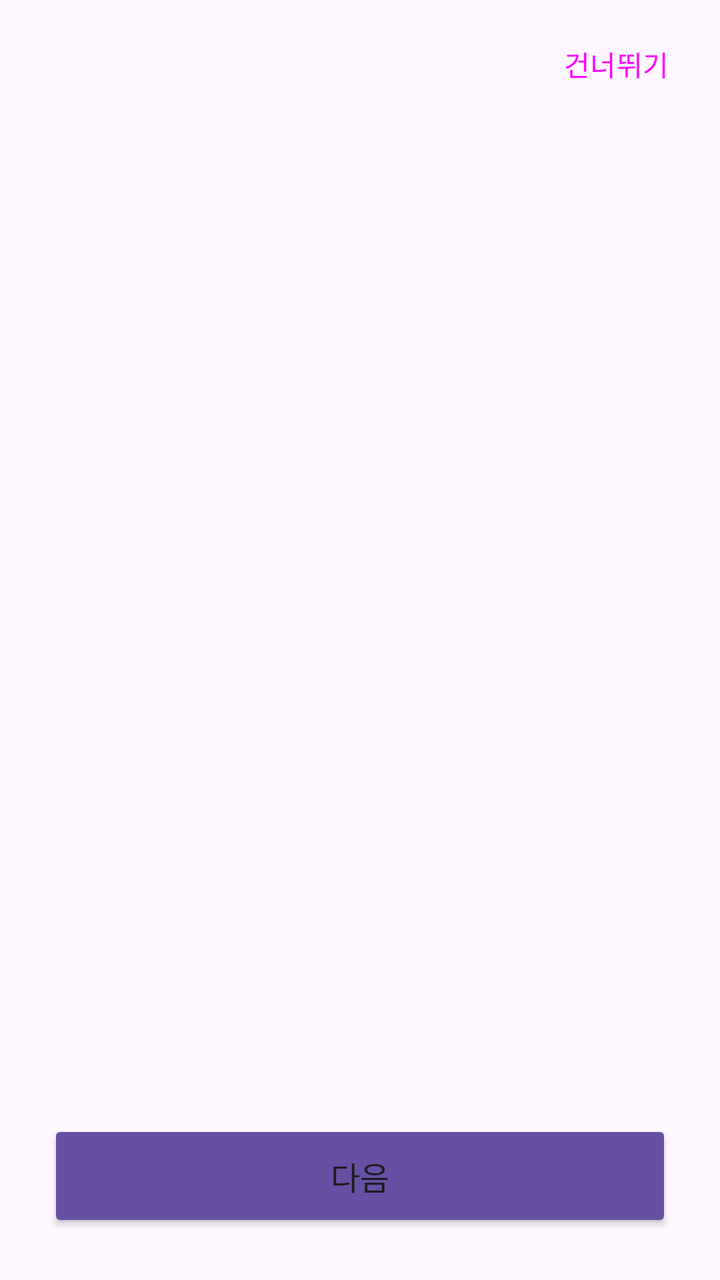
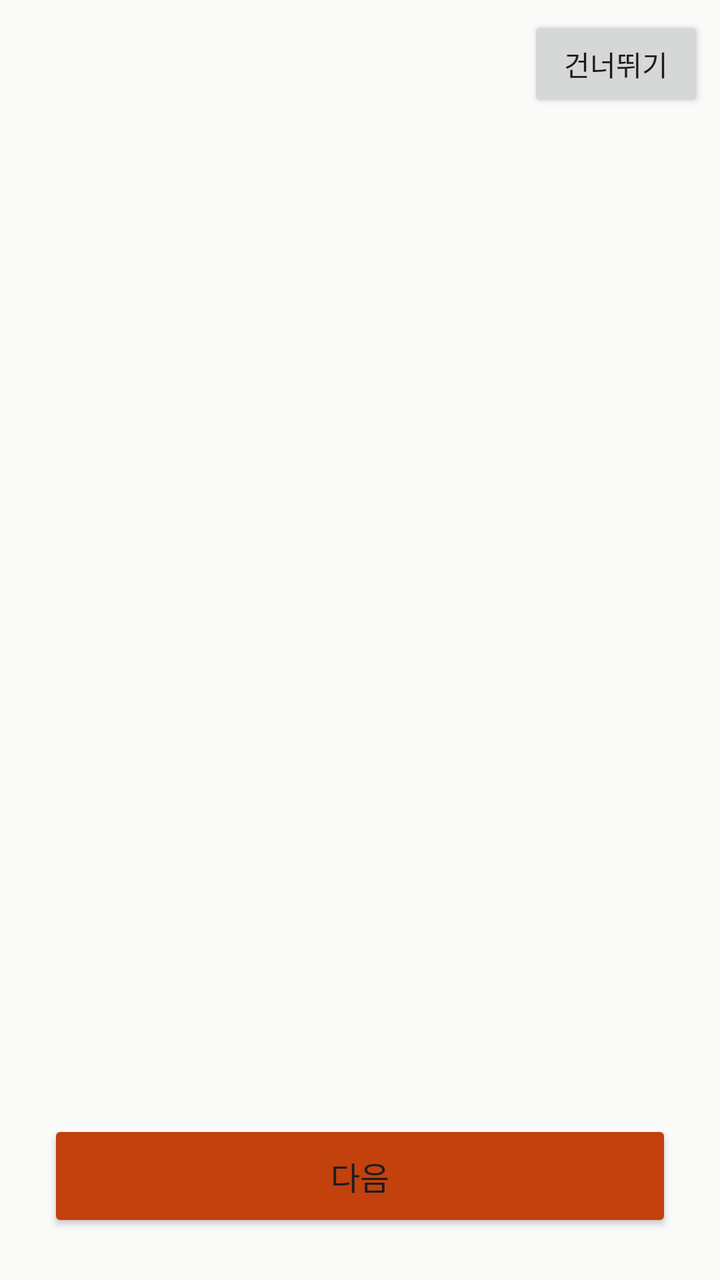

Compare the two renders of this Android layout. The source of the first and the diff that turns it into the second are given below.
<!-- AndroidManifest.xml: application theme Theme.GajeonTiming -->
<!-- res/layout/activity_onboarding.xml -->
<?xml version="1.0" encoding="utf-8"?>
<LinearLayout xmlns:android="http://schemas.android.com/apk/res/android"
    android:layout_width="match_parent"
    android:layout_height="match_parent"
    android:fitsSystemWindows="true"
    android:orientation="vertical"
    android:paddingBottom="24dp">

    <Button
        android:id="@+id/onboarding_skip"
        style="@style/Widget.Material3.Button.TextButton"
        android:layout_width="wrap_content"
        android:layout_height="wrap_content"
        android:layout_gravity="end"
        android:layout_marginTop="8dp"
        android:layout_marginEnd="8dp"
        android:text="@string/onboarding_skip" />

    <androidx.viewpager2.widget.ViewPager2
        android:id="@+id/onboarding_pager"
        android:layout_width="match_parent"
        android:layout_height="0dp"
        android:layout_weight="1" />

    
    <LinearLayout
        android:id="@+id/onboarding_dots"
        android:layout_width="wrap_content"
        android:layout_height="wrap_content"
        android:layout_gravity="center_horizontal"
        android:layout_marginBottom="24dp"
        android:gravity="center_vertical"
        android:orientation="horizontal" />

    <Button
        android:id="@+id/onboarding_next"
        android:layout_width="match_parent"
        android:layout_height="56dp"
        android:layout_marginStart="24dp"
        android:layout_marginEnd="24dp"
        android:backgroundTint="@color/splash_logo"
        android:text="@string/onboarding_next"
        android:textSize="16sp" />
</LinearLayout>
<!-- resources referenced by this layout -->
<resources>
  <color name="splash_logo">#6750A4</color>
  <string name="onboarding_next">다음</string>
  <string name="onboarding_skip">건너뛰기</string>
  <style name="Theme.GajeonTiming" parent="Theme.Material3.DayNight.NoActionBar" />
</resources>

<!-- the commit's change to res/layout/activity_onboarding.xml (unified diff, before → after) -->
@@ -8,7 +8,7 @@
 
     <Button
         android:id="@+id/onboarding_skip"
-        style="@style/Widget.Material3.Button.TextButton"
+        style="@style/Widget.Gajeon.Button.Text"
         android:layout_width="wrap_content"
         android:layout_height="wrap_content"
         android:layout_gravity="end"
<!-- resource entries referenced after the edit -->
@@ -1,8 +1,56 @@
 <!-- resources referenced by this layout -->
 <resources>
-  <color name="splash_logo">#6750A4</color>
+  <color name="splash_logo">#C2410C</color>
   <string name="onboarding_next">다음</string>
   <string name="onboarding_skip">건너뛰기</string>
-  <style name="Theme.GajeonTiming" parent="Theme.Material3.DayNight.NoActionBar" />
+  <style name="Theme.GajeonTiming" parent="Theme.Material3.DayNight.NoActionBar">
+          
+          <item name="colorPrimary">@color/brand</item>
+          <item name="colorOnPrimary">@color/on_brand</item>
+          <item name="colorPrimaryContainer">@color/brand_container</item>
+          <item name="colorOnPrimaryContainer">@color/on_brand_container</item>
+          
+          <item name="colorSecondary">@color/brand</item>
+          <item name="colorOnSecondary">@color/on_brand</item>
+          <item name="colorSecondaryContainer">@color/brand_container</item>
+          <item name="colorOnSecondaryContainer">@color/on_brand_container</item>
+          <item name="colorTertiary">@color/verdict_good</item>
+          <item name="colorError">@color/verdict_wait</item>
+  
+          
+          <item name="android:colorBackground">@color/page</item>
+          <item name="colorSurface">@color/card</item>
+          <item name="colorOnSurface">@color/ink</item>
+          <item name="colorOnSurfaceVariant">@color/ink_2</item>
+          <item name="colorSurfaceVariant">@color/sunken</item>
+          <item name="colorSurfaceContainerLowest">@color/card</item>
+          <item name="colorSurfaceContainerLow">@color/card</item>
+          <item name="colorSurfaceContainer">@color/card</item>
+          <item name="colorSurfaceContainerHigh">@color/sunken</item>
+          <item name="colorSurfaceContainerHighest">@color/sunken</item>
+          <item name="colorOutline">@color/line_strong</item>
+          <item name="colorOutlineVariant">@color/line</item>
+  
+          
+          <item name="materialCardViewStyle">@style/Widget.Gajeon.Card</item>
+          <item name="materialButtonStyle">@style/Widget.Gajeon.Button</item>
+          <item name="materialButtonOutlinedStyle">@style/Widget.Gajeon.Button.Outlined</item>
+          <item name="chipStyle">@style/Widget.Gajeon.Chip</item>
+          <item name="toolbarStyle">@style/Widget.Gajeon.Toolbar</item>
+          <item name="android:windowBackground">@color/page</item>
+      </style>
+  <color name="brand">#C2410C</color>
+  <color name="on_brand">#FFFFFF</color>
+  <color name="brand_container">#FFF1E7</color>
+  <color name="on_brand_container">#7C2D12</color>
+  <color name="verdict_good">#1D4ED8</color>
+  <color name="verdict_wait">#B91C1C</color>
+  <color name="page">#FAFAF9</color>
+  <color name="card">#FFFFFF</color>
+  <color name="ink">#1C1917</color>
+  <color name="ink_2">#57534E</color>
+  <color name="sunken">#F3F2F0</color>
+  <color name="line_strong">#8C857F</color>
+  <color name="line">#E7E5E4</color>
 </resources>
 
